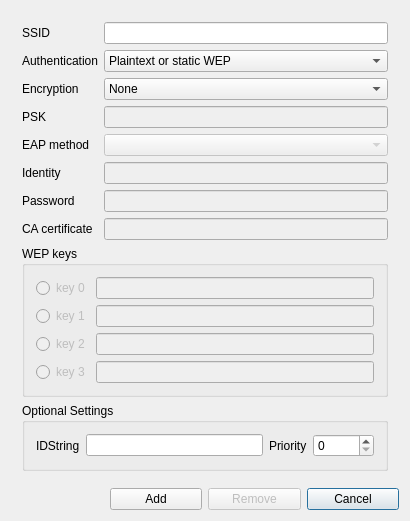
This is wpa_supplicant/wpa_gui-qt4/networkconfig.ui in frogbywyplay/system_wpa-supplicant as Qt 5 draws it before an edit. The edited form follows.
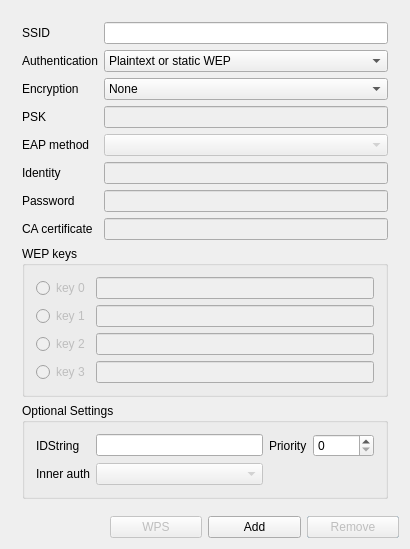
This is the edited form.

```diff
--- a/wpa_supplicant/wpa_gui-qt4/networkconfig.ui
+++ b/wpa_supplicant/wpa_gui-qt4/networkconfig.ui
@@ -6,7 +6,7 @@
     <x>0</x>
     <y>0</y>
     <width>410</width>
-    <height>510</height>
+    <height>534</height>
    </rect>
   </property>
   <property name="windowTitle" >
@@ -329,20 +329,34 @@
            </property>
           </widget>
          </item>
+         <item row="1" column="0" >
+          <widget class="QLabel" name="phase2Label" >
+           <property name="text" >
+            <string>Inner auth</string>
+           </property>
+          </widget>
+         </item>
+         <item row="1" column="1" >
+          <widget class="QComboBox" name="phase2Select" >
+           <property name="enabled" >
+            <bool>false</bool>
+           </property>
+          </widget>
+         </item>
         </layout>
        </widget>
       </item>
      </layout>
     </widget>
    </item>
-   <item row="1" column="1" >
+   <item row="1" column="2" >
     <widget class="QPushButton" name="addButton" >
      <property name="text" >
       <string>Add</string>
      </property>
     </widget>
    </item>
-   <item row="1" column="2" >
+   <item row="1" column="3" >
     <widget class="QPushButton" name="removeButton" >
      <property name="enabled" >
       <bool>false</bool>
@@ -365,6 +379,16 @@
      </property>
     </spacer>
    </item>
+   <item row="1" column="1" >
+    <widget class="QPushButton" name="useWpsButton" >
+     <property name="enabled" >
+      <bool>false</bool>
+     </property>
+     <property name="text" >
+      <string>WPS</string>
+     </property>
+    </widget>
+   </item>
   </layout>
  </widget>
  <layoutdefault spacing="6" margin="11" />
```
Left out of the diff: 3 changed lines with no effect on the pictures.
